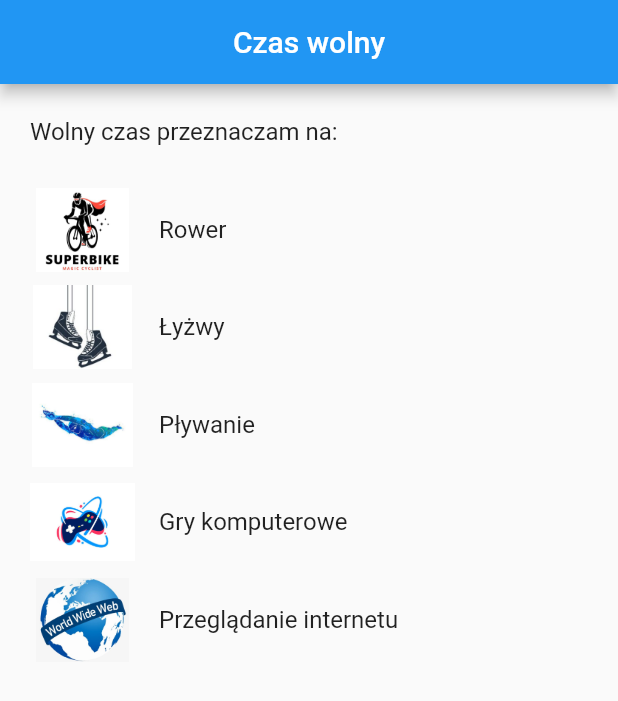
After one commit to bizkit53/Business-card, a Flutter app: the FreeTimeScreen screen opened directly, on a phone screen of 412 x 824 dp. The commit adds this screen. Shown: the top 701 px of the screen. Run offline on Flutter 3.47's test engine with Material 2 defaults, Android fonts, the phone set to English and light mode, and no system bars; our stand-ins replace pinch_zoom.

Commit message:
Free-time screen added

```diff
--- /dev/null
+++ b/lib/presentation/screens/free_time_screen.dart
@@ -0,0 +1,71 @@
+import 'package:flutter/material.dart';
+
+class FreeTimeScreen extends StatelessWidget {
+  const FreeTimeScreen({Key? key}) : super(key: key);
+
+  @override
+  Widget build(BuildContext context) {
+    double boxHeight = 70;
+    double boxWidth = 70;
+    return Scaffold(
+      appBar: AppBar(
+        automaticallyImplyLeading: false,
+        title: const Center(
+          child: Text('Czas wolny'),
+        ),
+        backgroundColor: Theme.of(context).primaryColor,
+      ),
+      body: Padding(
+        padding: const EdgeInsets.all(4.0),
+        child: ListView(
+          itemExtent: 65,
+          children: [
+            const ListTile(
+              title: Text('Wolny czas przeznaczam na:'),
+            ),
+            ListTile(
+              leading: SizedBox(
+                child: Image.asset('assets/images/free-time/rower.jpg'),
+                width: boxWidth,
+                height: boxHeight,
+              ),
+              title: const Text('Rower'),
+            ),
+            ListTile(
+              leading: SizedBox(
+                child: Image.asset('assets/images/free-time/lyzwy.jpg'),
+                width: boxWidth,
+                height: boxHeight,
+              ),
+              title: const Text('Łyżwy'),
+            ),
+            ListTile(
+              leading: SizedBox(
+                child: Image.asset('assets/images/free-time/plywanie.jpg'),
+                width: boxWidth,
+                height: boxHeight,
+              ),
+              title: const Text('Pływanie'),
+            ),
+            ListTile(
+              leading: SizedBox(
+                child: Image.asset('assets/images/free-time/pad.jpg'),
+                width: boxWidth,
+                height: boxHeight,
+              ),
+              title: const Text('Gry komputerowe'),
+            ),
+            ListTile(
+              leading: SizedBox(
+                child: Image.asset('assets/images/free-time/web.jpg'),
+                width: boxWidth,
+                height: boxHeight,
+              ),
+              title: const Text('Przeglądanie internetu'),
+            ),
+          ],
+        ),
+      ),
+    );
+  }
+}
--- a/lib/presentation/widgets/grid.dart
+++ b/lib/presentation/widgets/grid.dart
@@ -5,6 +5,7 @@ import 'package:business_card/logic/name_provider.dart';
 import 'package:business_card/logic/photo_provider.dart';
 import 'package:business_card/logic/work_provider.dart';
 import 'package:business_card/presentation/screens/certificate_screen.dart';
+import 'package:business_card/presentation/screens/free_time_screen.dart';
 import 'package:business_card/presentation/screens/music_screen.dart';
 import 'package:flutter/material.dart';
 import 'package:flutter_staggered_grid_view/flutter_staggered_grid_view.dart';
@@ -92,10 +93,18 @@ class Grid extends StatelessWidget {
             child: ImageTile(img: 'assets/images/badge-Prince2.png'),
           ),
         ),
-        const StaggeredGridTile.count(
-          crossAxisCellCount: 1,
-          mainAxisCellCount: 1,
-          child: ImageTile(img: 'assets/images/free-time-logo.png'),
+        GestureDetector(
+          onTap: () => Navigator.push(
+            context,
+            MaterialPageRoute(
+              builder: (context) => const FreeTimeScreen(),
+            ),
+          ),
+          child: const StaggeredGridTile.count(
+            crossAxisCellCount: 1,
+            mainAxisCellCount: 1,
+            child: ImageTile(img: 'assets/images/free-time-logo.png'),
+          ),
         ),
         GestureDetector(
           onTap: () => Navigator.push(
--- a/pubspec.yaml
+++ b/pubspec.yaml
@@ -26,4 +26,5 @@ flutter:
   assets:
     - assets/images/
     - assets/images/music/
+    - assets/images/free-time/
   uses-material-design: true
```
Also changed, not shown: assets/images/free-time/lyzwy.jpg (added), assets/images/free-time/pad.jpg (added), assets/images/free-time/plywanie.jpg (added), assets/images/free-time/rower.jpg (added), assets/images/free-time/web.jpg (added).
